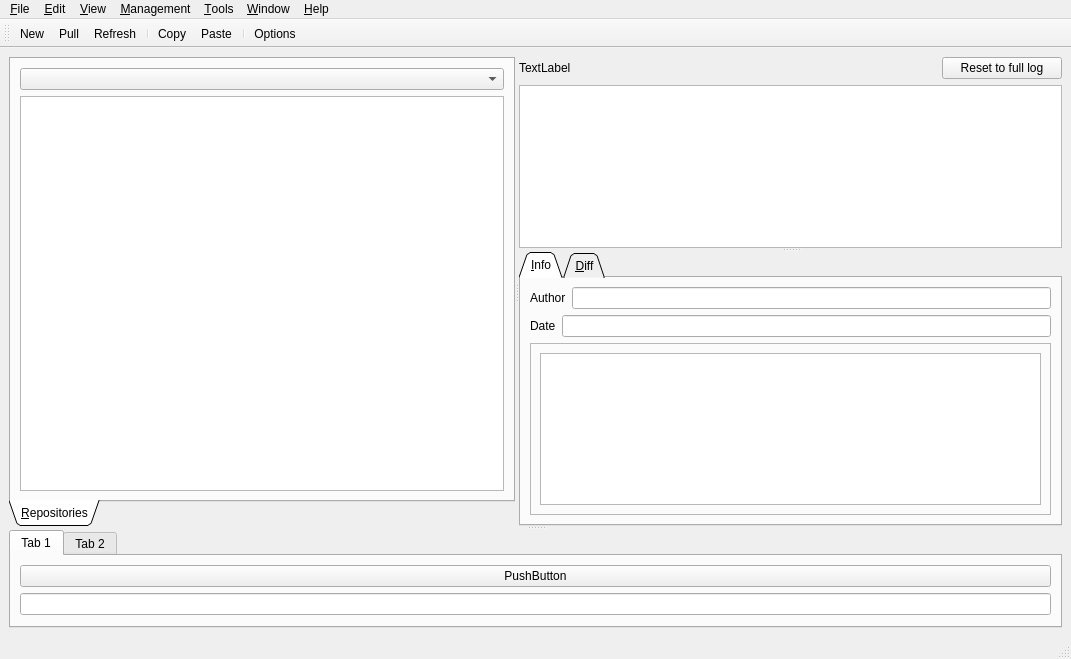
Before: the Qt Designer form ui/mainwindow.ui in bainonline/teamgit, drawn with Qt 5.
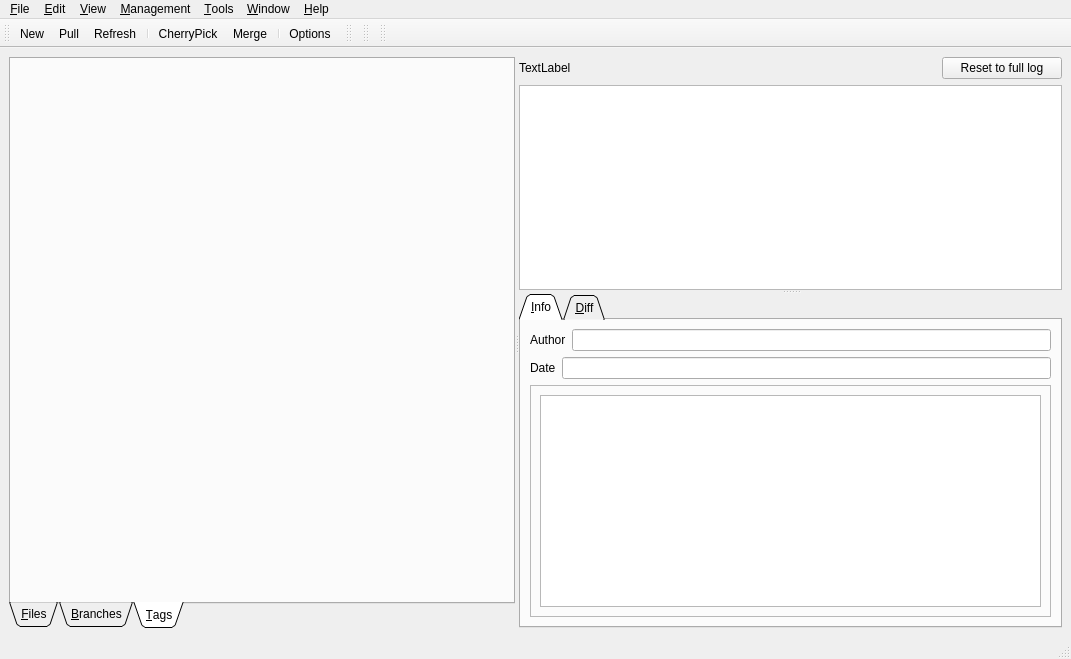
After: the same form once the commit is applied. The open tabs and pages were chosen to show the change.

Commit message:
Removed unneeded tabs and a splitter for now
I plan to use them later but right now they are just useless.

Diff of the .ui file:
```diff
--- a/ui/mainwindow.ui
+++ b/ui/mainwindow.ui
@@ -19,17 +19,13 @@
    <property name="geometry" >
     <rect>
      <x>0</x>
-     <y>56</y>
+     <y>57</y>
      <width>1071</width>
-     <height>581</height>
+     <height>578</height>
     </rect>
    </property>
-   <layout class="QHBoxLayout" >
+   <layout class="QVBoxLayout" name="verticalLayout" >
     <item>
-     <widget class="QSplitter" name="horizontalSplitter2_2" >
-      <property name="orientation" >
-       <enum>Qt::Vertical</enum>
-      </property>
       <widget class="QSplitter" name="verticalSplitter1" >
        <property name="orientation" >
         <enum>Qt::Horizontal</enum>
@@ -54,19 +50,19 @@
          <enum>QTabWidget::Triangular</enum>
         </property>
         <property name="currentIndex" >
-         <number>0</number>
+        <number>2</number>
         </property>
         <widget class="QWidget" name="tab" >
          <property name="geometry" >
           <rect>
            <x>0</x>
            <y>0</y>
-           <width>498</width>
-           <height>429</height>
+          <width>501</width>
+          <height>530</height>
           </rect>
          </property>
          <attribute name="title" >
-          <string>&amp;Repositories</string>
+         <string>&amp;Files</string>
          </attribute>
          <layout class="QVBoxLayout" >
           <item>
@@ -77,6 +73,32 @@
           </item>
          </layout>
         </widget>
+       <widget class="QWidget" name="tab_2" >
+        <property name="geometry" >
+         <rect>
+          <x>0</x>
+          <y>0</y>
+          <width>501</width>
+          <height>530</height>
+         </rect>
+        </property>
+        <attribute name="title" >
+         <string>&amp;Branches</string>
+        </attribute>
+       </widget>
+       <widget class="QWidget" name="tab_7" >
+        <property name="geometry" >
+         <rect>
+          <x>0</x>
+          <y>0</y>
+          <width>501</width>
+          <height>530</height>
+         </rect>
+        </property>
+        <attribute name="title" >
+         <string>&amp;Tags</string>
+        </attribute>
+       </widget>
        </widget>
        <widget class="QSplitter" name="horizontalSplitter1" >
         <property name="orientation" >
@@ -166,8 +188,8 @@
             <rect>
              <x>0</x>
              <y>0</y>
-             <width>541</width>
-             <height>241</height>
+            <width>532</width>
+            <height>293</height>
             </rect>
            </property>
            <attribute name="title" >
@@ -244,8 +266,8 @@
             <rect>
              <x>0</x>
              <y>0</y>
-             <width>541</width>
-             <height>241</height>
+            <width>532</width>
+            <height>293</height>
             </rect>
            </property>
            <attribute name="title" >
@@ -265,65 +287,6 @@
         </widget>
        </widget>
       </widget>
-      <widget class="QTabWidget" name="tabWidget_3" >
-       <property name="sizePolicy" >
-        <sizepolicy vsizetype="Expanding" hsizetype="Expanding" >
-         <horstretch>0</horstretch>
-         <verstretch>1</verstretch>
-        </sizepolicy>
-       </property>
-       <property name="baseSize" >
-        <size>
-         <width>0</width>
-         <height>100</height>
-        </size>
-       </property>
-       <property name="layoutDirection" >
-        <enum>Qt::LeftToRight</enum>
-       </property>
-       <property name="currentIndex" >
-        <number>1</number>
-       </property>
-       <widget class="QWidget" name="tab_5" >
-        <property name="geometry" >
-         <rect>
-          <x>0</x>
-          <y>0</y>
-          <width>1049</width>
-          <height>80</height>
-         </rect>
-        </property>
-        <attribute name="title" >
-         <string>Tab 1</string>
-        </attribute>
-        <layout class="QVBoxLayout" >
-         <item>
-          <widget class="QPushButton" name="pushButton" >
-           <property name="text" >
-            <string>PushButton</string>
-           </property>
-          </widget>
-         </item>
-         <item>
-          <widget class="QLineEdit" name="lineEdit_2" />
-         </item>
-        </layout>
-       </widget>
-       <widget class="QWidget" name="tab_6" >
-        <property name="geometry" >
-         <rect>
-          <x>0</x>
-          <y>0</y>
-          <width>1049</width>
-          <height>80</height>
-         </rect>
-        </property>
-        <attribute name="title" >
-         <string>Tab 2</string>
-        </attribute>
-       </widget>
-      </widget>
-     </widget>
     </item>
    </layout>
   </widget>
@@ -333,7 +296,7 @@
      <x>0</x>
      <y>0</y>
      <width>1071</width>
-     <height>25</height>
+     <height>27</height>
     </rect>
    </property>
    <widget class="QMenu" name="menuFile" >
@@ -346,8 +309,8 @@
     <property name="title" >
      <string>&amp;Edit</string>
     </property>
-    <addaction name="action_Copy" />
-    <addaction name="action_Paste" />
+    <addaction name="action_CherryPick" />
+    <addaction name="action_Merge" />
     <addaction name="action_Options" />
    </widget>
    <widget class="QMenu" name="menu_View" >
@@ -393,9 +356,9 @@
    <property name="geometry" >
     <rect>
      <x>0</x>
-     <y>637</y>
+     <y>635</y>
      <width>1071</width>
-     <height>22</height>
+     <height>24</height>
     </rect>
    </property>
   </widget>
@@ -403,9 +366,9 @@
    <property name="geometry" >
     <rect>
      <x>0</x>
-     <y>25</y>
-     <width>1071</width>
-     <height>31</height>
+     <y>27</y>
+     <width>353</width>
+     <height>30</height>
     </rect>
    </property>
    <property name="windowTitle" >
@@ -421,11 +384,68 @@
    <addaction name="action_Pull" />
    <addaction name="action_Refresh" />
    <addaction name="separator" />
-   <addaction name="action_Copy" />
-   <addaction name="action_Paste" />
+   <addaction name="action_CherryPick" />
+   <addaction name="action_Merge" />
    <addaction name="separator" />
    <addaction name="action_Options" />
   </widget>
+  <widget class="QToolBar" name="toolBar_2" >
+   <property name="geometry" >
+    <rect>
+     <x>353</x>
+     <y>27</y>
+     <width>10</width>
+     <height>30</height>
+    </rect>
+   </property>
+   <property name="windowTitle" >
+    <string>toolBar_2</string>
+   </property>
+   <attribute name="toolBarArea" >
+    <enum>TopToolBarArea</enum>
+   </attribute>
+   <attribute name="toolBarBreak" >
+    <bool>false</bool>
+   </attribute>
+  </widget>
+  <widget class="QToolBar" name="toolBar_3" >
+   <property name="geometry" >
+    <rect>
+     <x>363</x>
+     <y>27</y>
+     <width>10</width>
+     <height>30</height>
+    </rect>
+   </property>
+   <property name="windowTitle" >
+    <string>toolBar_3</string>
+   </property>
+   <attribute name="toolBarArea" >
+    <enum>TopToolBarArea</enum>
+   </attribute>
+   <attribute name="toolBarBreak" >
+    <bool>false</bool>
+   </attribute>
+  </widget>
+  <widget class="QToolBar" name="toolBar_4" >
+   <property name="geometry" >
+    <rect>
+     <x>373</x>
+     <y>27</y>
+     <width>698</width>
+     <height>30</height>
+    </rect>
+   </property>
+   <property name="windowTitle" >
+    <string>toolBar_4</string>
+   </property>
+   <attribute name="toolBarArea" >
+    <enum>TopToolBarArea</enum>
+   </attribute>
+   <attribute name="toolBarBreak" >
+    <bool>false</bool>
+   </attribute>
+  </widget>
   <action name="action_New" >
    <property name="text" >
     <string>&amp;New</string>
@@ -446,14 +466,14 @@
     <string>&amp;Options</string>
    </property>
   </action>
-  <action name="action_Copy" >
+  <action name="action_CherryPick" >
    <property name="text" >
-    <string>&amp;Copy</string>
+    <string>&amp;CherryPick</string>
    </property>
   </action>
-  <action name="action_Paste" >
+  <action name="action_Merge" >
    <property name="text" >
-    <string>&amp;Paste</string>
+    <string>&amp;Merge</string>
    </property>
   </action>
   <action name="action_Cut" >
```
Lines whose indentation alone changed are shown as unchanged. The commit also changes 2 other files.
